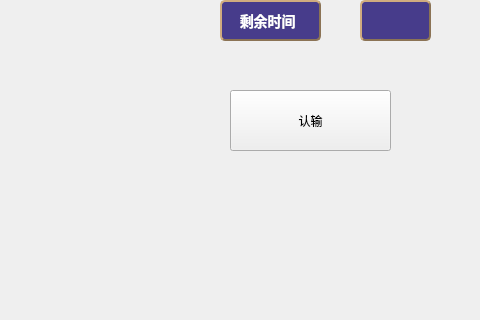
programming-team-X-C-X/Surakarta-private, file surakarta-client/game_view.ui: the form before one commit; both pictures show x 570 to 1050 and y 380 to 700 of the 1050 by 700 pixel window.
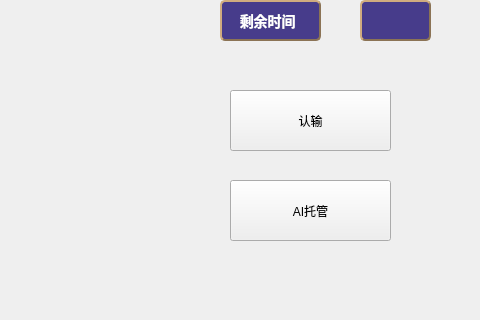
The form after the commit.

Patch:
```diff
--- a/surakarta-client/game_view.ui
+++ b/surakarta-client/game_view.ui
@@ -446,6 +446,19 @@
     <string/>
    </property>
   </widget>
+  <widget class="QPushButton" name="useAi">
+   <property name="geometry">
+    <rect>
+     <x>800</x>
+     <y>560</y>
+     <width>161</width>
+     <height>61</height>
+    </rect>
+   </property>
+   <property name="text">
+    <string>AI托管</string>
+   </property>
+  </widget>
  </widget>
  <resources/>
  <connections/>
```
